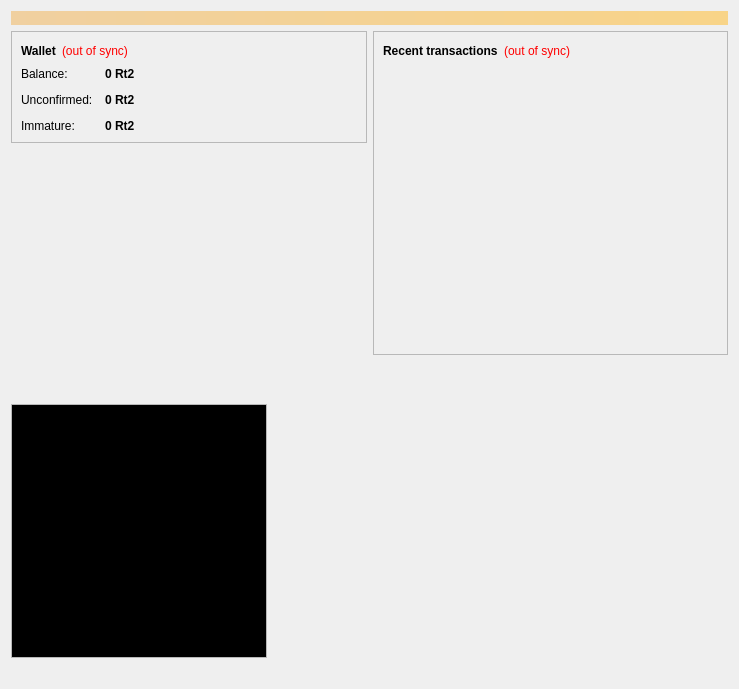
Qt form src/qt/forms/overviewpage.ui (rotocoin/rotocoin) before a commit.
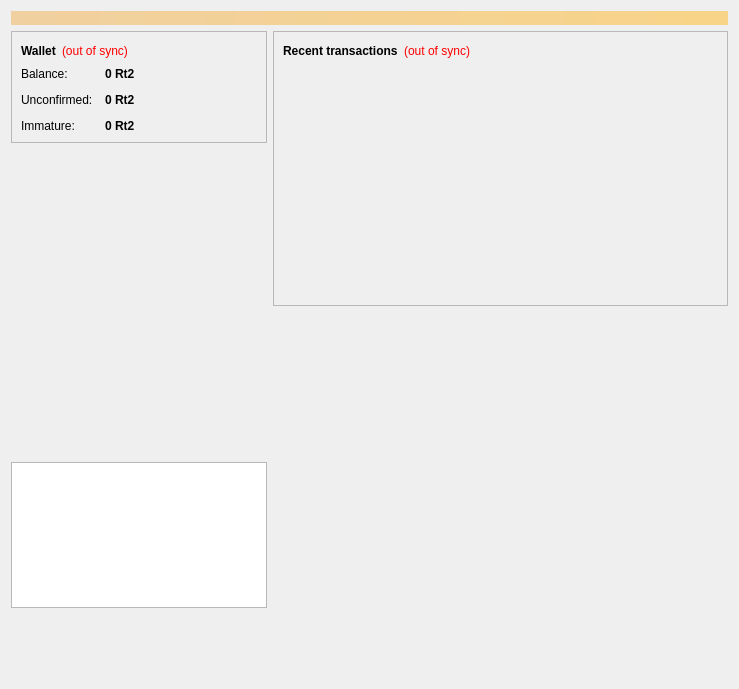
The same form after that commit. Icons and pictures are not drawn.

Commit message: Win32 temp branch

The edit to the form file:
```diff
--- a/src/qt/forms/overviewpage.ui
+++ b/src/qt/forms/overviewpage.ui
@@ -31,7 +31,7 @@
     </widget>
    </item>
    <item>
-    <layout class="QHBoxLayout" name="horizontalLayout" stretch="1,1">
+    <layout class="QHBoxLayout" name="horizontalLayout" stretch="0,1">
      <item>
       <layout class="QVBoxLayout" name="verticalLayout_2">
        <item>
@@ -79,6 +79,9 @@
               <property name="orientation">
                <enum>Qt::Horizontal</enum>
               </property>
+              <property name="sizeType">
+               <enum>QSizePolicy::Expanding</enum>
+              </property>
               <property name="sizeHint" stdset="0">
                <size>
                 <width>40</width>
@@ -205,13 +208,19 @@
        <item>
         <widget class="QTextBrowser" name="textBrowser">
          <property name="sizePolicy">
-          <sizepolicy hsizetype="Fixed" vsizetype="Expanding">
+          <sizepolicy hsizetype="Fixed" vsizetype="Fixed">
            <horstretch>0</horstretch>
            <verstretch>0</verstretch>
           </sizepolicy>
          </property>
+         <property name="maximumSize">
+          <size>
+           <width>300</width>
+           <height>146</height>
+          </size>
+         </property>
          <property name="autoFillBackground">
-          <bool>true</bool>
+          <bool>false</bool>
          </property>
          <property name="frameShape">
           <enum>QFrame::StyledPanel</enum>
@@ -229,8 +238,8 @@
           <string>&lt;!DOCTYPE HTML PUBLIC &quot;-//W3C//DTD HTML 4.0//EN&quot; &quot;http://www.w3.org/TR/REC-html40/strict.dtd&quot;&gt;
 &lt;html&gt;&lt;head&gt;&lt;meta name=&quot;qrichtext&quot; content=&quot;1&quot; /&gt;&lt;style type=&quot;text/css&quot;&gt;
 p, li { white-space: pre-wrap; }
-&lt;/style&gt;&lt;/head&gt;&lt;body style=&quot; font-family:'Ubuntu'; font-size:11pt; font-weight:400; font-style:normal;&quot; bgcolor=&quot;#000000&quot;&gt;
-&lt;p style=&quot;-qt-paragraph-type:empty; margin-top:0px; margin-bottom:0px; margin-left:0px; margin-right:0px; -qt-block-indent:0; text-indent:0px; font-family:'Sans Serif'; font-size:9pt;&quot;&gt;&lt;br /&gt;&lt;/p&gt;&lt;/body&gt;&lt;/html&gt;</string>
+&lt;/style&gt;&lt;/head&gt;&lt;body style=&quot; font-family:'Ubuntu'; font-size:11pt; font-weight:400; font-style:normal;&quot;&gt;
+&lt;p style=&quot; margin-top:0px; margin-bottom:0px; margin-left:0px; margin-right:0px; -qt-block-indent:0; text-indent:0px;&quot;&gt;&lt;br /&gt;&lt;/p&gt;&lt;/body&gt;&lt;/html&gt;</string>
          </property>
          <property name="overwriteMode">
           <bool>true</bool>
@@ -240,8 +249,39 @@
          </property>
         </widget>
        </item>
+       <item>
+        <spacer name="verticalSpacer_3">
+         <property name="orientation">
+          <enum>Qt::Vertical</enum>
+         </property>
+         <property name="sizeType">
+          <enum>QSizePolicy::Maximum</enum>
+         </property>
+         <property name="sizeHint" stdset="0">
+          <size>
+           <width>20</width>
+           <height>50</height>
+          </size>
+         </property>
+        </spacer>
+       </item>
        <item>
         <widget class="QLabel" name="label_6">
+         <property name="enabled">
+          <bool>true</bool>
+         </property>
+         <property name="sizePolicy">
+          <sizepolicy hsizetype="Preferred" vsizetype="Preferred">
+           <horstretch>0</horstretch>
+           <verstretch>0</verstretch>
+          </sizepolicy>
+         </property>
+         <property name="maximumSize">
+          <size>
+           <width>300</width>
+           <height>300</height>
+          </size>
+         </property>
          <property name="text">
           <string/>
          </property>
@@ -265,6 +305,12 @@
       <layout class="QVBoxLayout" name="verticalLayout_3">
        <item>
         <widget class="QFrame" name="frame_2">
+         <property name="maximumSize">
+          <size>
+           <width>16777215</width>
+           <height>275</height>
+          </size>
+         </property>
          <property name="frameShape">
           <enum>QFrame::StyledPanel</enum>
          </property>
```
Left out of the diff: 2 changed lines with no effect on the pictures.
